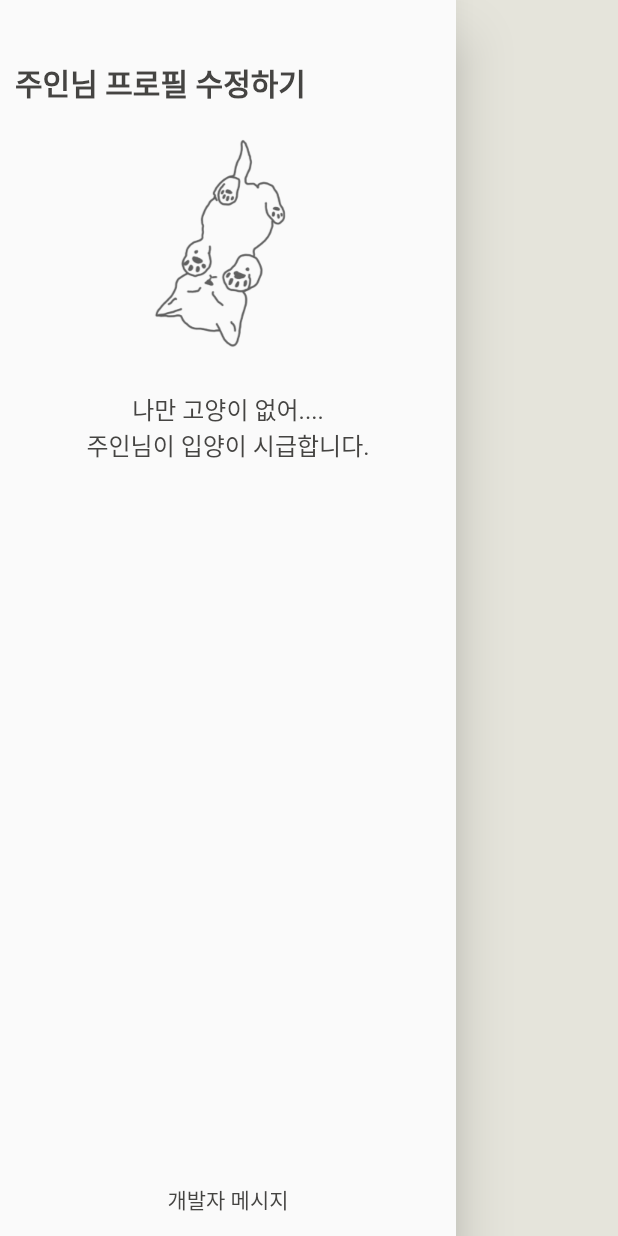
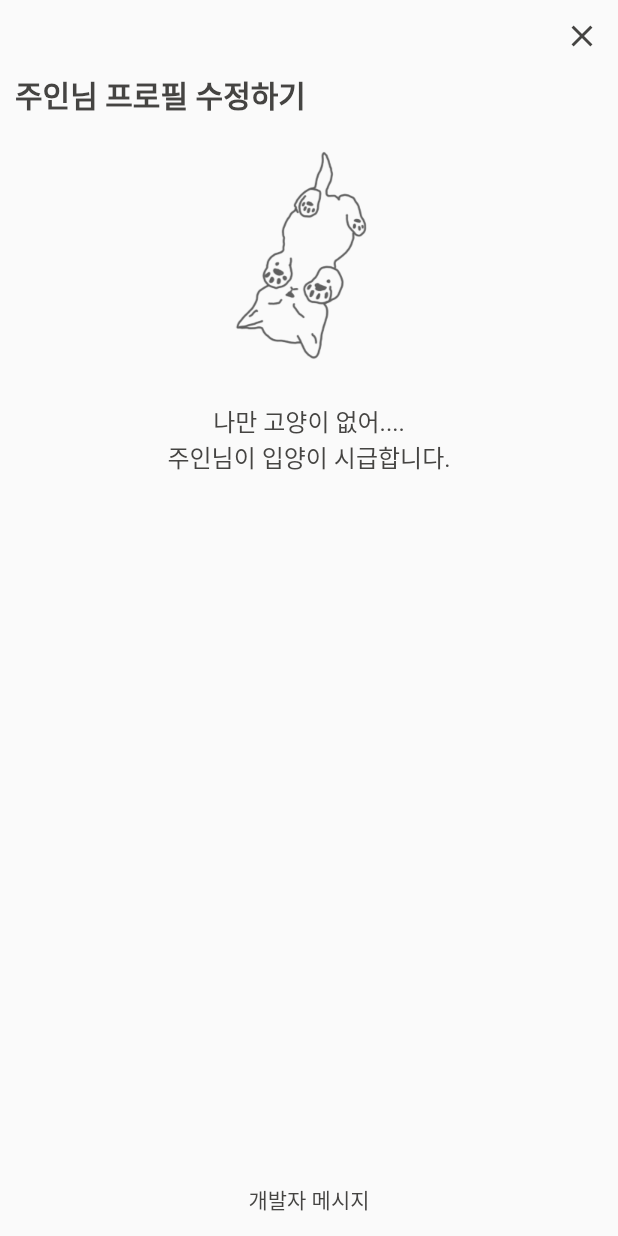
Before and after one commit to donna6355/butler_diary_two, a Flutter app: the ProfileDrawer widget shown alone on an empty page, opened directly, on a phone screen of 412 x 824 dp. Run offline on Flutter 3.47's test engine with Material 2 defaults, Android fonts, the phone set to English and light mode, and no system bars; our stand-ins replace carousel_slider, flutter_local_notifications, google_fonts, google_mobile_ads, hive, hive_flutter and 3 more; missing offline and left inert: flutter_email_sender; accounts and stored records are empty; network calls fail.

Commit message:
[fix] full size drawer to abide admob policy

```diff
--- a/lib/presentation/widget/profile_drawer.dart
+++ b/lib/presentation/widget/profile_drawer.dart
@@ -9,12 +9,22 @@ class ProfileDrawer extends StatelessWidget {
 
   @override
   Widget build(BuildContext context) {
-    return Drawer(
+    return SizedBox(
+      width: double.infinity,
+      child: Drawer(
         child: Column(
           crossAxisAlignment: CrossAxisAlignment.start,
           children: [
+            Row(
+              mainAxisAlignment: MainAxisAlignment.end,
+              children: [
+                IconButton(
+                    onPressed: () => Navigator.pop(context),
+                    icon: const Icon(Icons.close)),
+              ],
+            ),
             const Padding(
-            padding: EdgeInsets.only(left: 10, top: 40),
+              padding: EdgeInsets.only(left: 10),
               child: Text(
                 Lang.editProfile,
                 style: TextStyle(fontWeight: FontWeight.bold, fontSize: 20),
@@ -43,6 +53,7 @@ class ProfileDrawer extends StatelessWidget {
             ),
           ],
         ),
+      ),
     );
   }
 }
```
Lines whose indentation alone changed are shown as unchanged.
